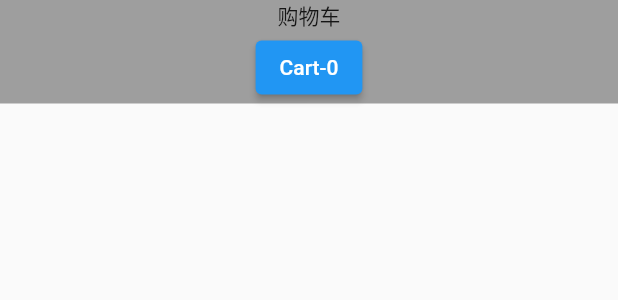
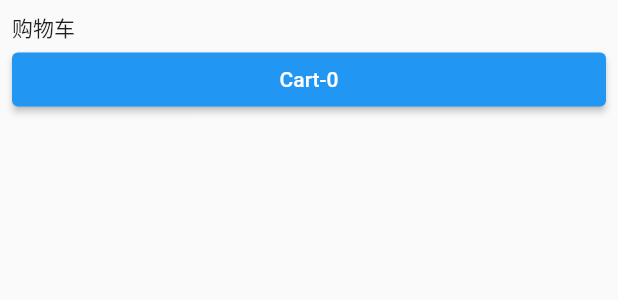
Before and after one commit to xiaomingTang/flutter_app, a Flutter app: the Cart widget shown alone on an empty page, opened directly, on a phone screen of 412 x 824 dp. Shown: the top 300 px of the screen. Run offline on Flutter 3.47's test engine with Material 2 defaults, Android fonts, the phone set to English and light mode, and no system bars; our stand-ins replace device_info, dio, flutter_swiper, fluttertoast, shared_preferences, webview_flutter; missing offline and left inert: quick_actions; accounts and stored records are empty; generated files the repository leaves out were written again; network calls fail.

Commit message:
实现下拉刷新的区域充满全屏

```diff
--- a/lib/pages/Cart.dart
+++ b/lib/pages/Cart.dart
@@ -13,20 +13,29 @@ class _CartState extends State<Cart> {
   Widget build(BuildContext context) {
     return RefreshIndicator(
       child: SingleChildScrollView(
-        physics: const AlwaysScrollableScrollPhysics(),
+        // 加了 constraints minHeight, 所以不需要 AlwaysScrollableScrollPhysics
+        // physics: const AlwaysScrollableScrollPhysics(),
         child: Container(
-          color: Colors.grey,
-          child: Center(
+          constraints: BoxConstraints(
+            minHeight: MediaQuery.of(context).size.height,
+            minWidth: MediaQuery.of(context).size.width,
+          ),
+          child: Padding(
+            padding: const EdgeInsets.all(8.0),
             child: Column(
+              crossAxisAlignment: CrossAxisAlignment.start,
               children: [
                 Text("购物车"),
-                ElevatedButton(
+                SizedBox(
+                  width: double.infinity,
+                  child: ElevatedButton(
                     child: Text("Cart-$_state"),
                     onPressed: () {
                       setState(() {
                         _state += 1;
                       });
                     },
+                  ),
                 ),
               ],
             ),
```
Lines whose indentation alone changed are shown as unchanged.
